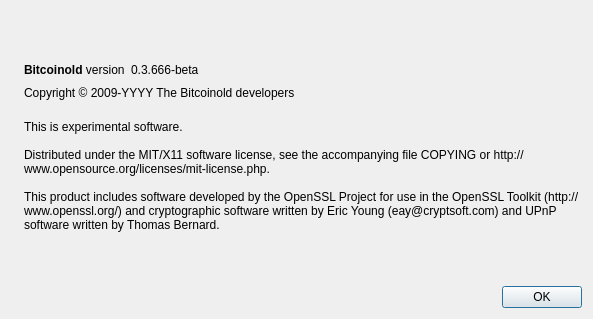
Qt form src/qt/forms/aboutdialog.ui (vlugansky/bitcoinold08) before a commit.
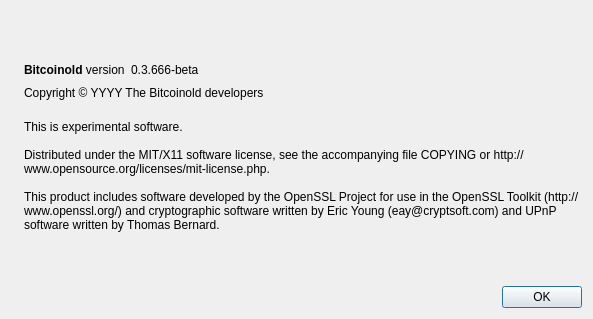
The same form after that commit. Icons and pictures are not drawn.

```diff
--- a/src/qt/forms/aboutdialog.ui
+++ b/src/qt/forms/aboutdialog.ui
@@ -91,7 +91,7 @@
         <cursorShape>IBeamCursor</cursorShape>
        </property>
        <property name="text">
-        <string notr="true">Copyright &amp;copy; 2009-YYYY The Bitcoinold developers</string>
+        <string notr="true">Copyright &amp;copy; YYYY The Bitcoinold developers</string>
        </property>
        <property name="textFormat">
         <enum>Qt::RichText</enum>
```
